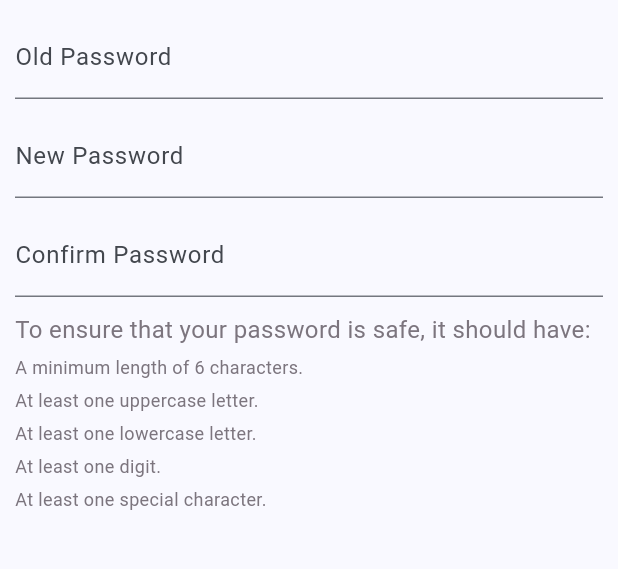
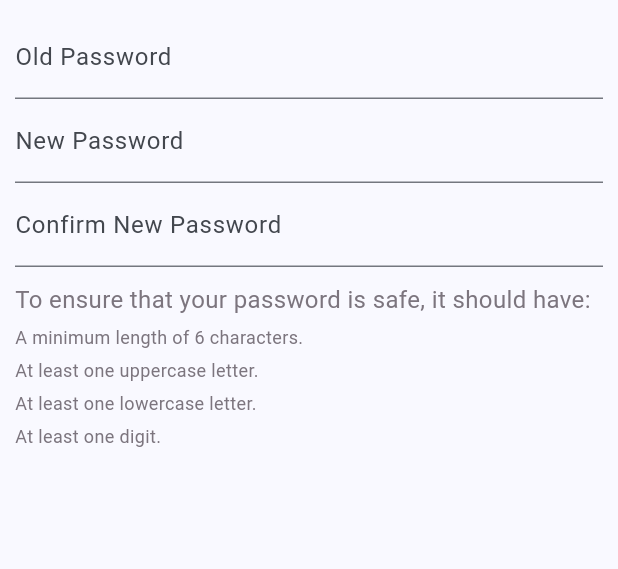
Before and after one commit to Marcusng01/MoodTrack_FYP, a Flutter app: the ProfileChangePasswordView screen opened directly, on a phone screen of 412 x 824 dp, the part 84-653 px from its top. Run offline on Flutter 3.47's test engine with Material 3 defaults, Android fonts, the phone set to English and light mode, and no system bars; our stand-ins replace calendar_date_picker2, carousel_slider, cloud_firestore, firebase_auth, firebase_core, fluttertoast and 3 more; accounts and stored records are empty; statements that could not run were skipped.

Commit message:
Change Password Functionality
input validation for old, new and confirm new password

authenticate using old password, then change old password to new password, then sign out and ask used to sign in again

```diff
--- a/lib/commons/profile_confirm_edit_dialog.dart
+++ b/lib/commons/profile_confirm_edit_dialog.dart
@@ -16,8 +16,9 @@ class ProfileConfirmEditDialog extends StatelessWidget {
   Widget build(BuildContext context) {
     return AlertDialog(title: Text(title), content: Text(subtitle), actions: [
       TextButton(
-          onPressed: () =>
-              {Navigator.of(context).pop(), updateData, Navigator.pop(context)},
+          onPressed: () {
+            updateData();
+          },
           child: const Text(
             "Yes",
             style: AppTextStyles.mediumBlueText,
--- a/lib/ui/counsellor/profile/counsellor_profile.dart
+++ b/lib/ui/counsellor/profile/counsellor_profile.dart
@@ -1,7 +1,7 @@
-import 'package:ai_mood_tracking_application/commons/ProfilePictureClipper.dart';
 import 'package:ai_mood_tracking_application/commons/profile_button.dart';
 import 'package:ai_mood_tracking_application/commons/profile_button_row.dart';
 import 'package:ai_mood_tracking_application/commons/profile_data_row.dart';
+import 'package:ai_mood_tracking_application/commons/profile_picture_clipper.dart';
 import 'package:ai_mood_tracking_application/services/auth_service.dart';
 import 'package:ai_mood_tracking_application/ui/counsellor/profile/profile_change_password_view.dart';
 import 'package:ai_mood_tracking_application/ui/counsellor/profile/profile_change_username_view.dart';
--- a/lib/ui/counsellor/profile/profile_change_password_view.dart
+++ b/lib/ui/counsellor/profile/profile_change_password_view.dart
@@ -1,7 +1,5 @@
 import 'package:ai_mood_tracking_application/commons/profile_confirm_edit_dialog.dart';
-import 'package:ai_mood_tracking_application/commons/text_field.dart';
 import 'package:ai_mood_tracking_application/services/auth_service.dart';
-import 'package:ai_mood_tracking_application/services/firestore_service.dart';
 import 'package:ai_mood_tracking_application/styles/text_styles.dart';
 import 'package:firebase_auth/firebase_auth.dart';
 import 'package:flutter/material.dart';
@@ -19,7 +17,8 @@ class ProfileChangePasswordView extends StatefulWidget {
 }
 
 class _MyCounsellorProfileState extends State<ProfileChangePasswordView> {
-  final FirestoreService _firestoreService = FirestoreService();
+  final AuthService _authService = AuthService();
+  final GlobalKey<FormState> formKey = GlobalKey<FormState>();
   final TextEditingController oldPasswordTextEditingController =
       TextEditingController();
   final TextEditingController newPasswordTextEditingController =
@@ -43,11 +42,10 @@ class _MyCounsellorProfileState extends State<ProfileChangePasswordView> {
             child: Column(
               crossAxisAlignment: CrossAxisAlignment.start,
               children: [
-                entryField("Old Password", oldPasswordTextEditingController),
-                const SizedBox(height: 10),
-                entryField("New Password", newPasswordTextEditingController),
-                const SizedBox(height: 10),
-                entryField("Confirm Password",
+                changePasswordForm(
+                    formKey,
+                    oldPasswordTextEditingController,
+                    newPasswordTextEditingController,
                     confirmNewPasswordTextEditingController),
                 const SizedBox(height: 10),
                 const Text(
@@ -75,12 +73,78 @@ class _MyCounsellorProfileState extends State<ProfileChangePasswordView> {
                   style: AppTextStyles.smallGreyText,
                 ),
                 const SizedBox(height: 5),
-                const Text(
-                  "At least one special character.",
-                  style: AppTextStyles.smallGreyText,
-                )
               ],
             )));
+  }
+
+  Widget changePasswordForm(
+      GlobalKey<FormState> formKey,
+      TextEditingController oldPasswordController,
+      TextEditingController newPasswordController,
+      TextEditingController confirmNewPasswordController) {
+    return Form(
+        key: formKey,
+        child: Column(children: <Widget>[
+          oldPasswordField(oldPasswordController),
+          newPasswordField(newPasswordController),
+          confirmNewPasswordField(
+              newPasswordController, confirmNewPasswordController),
+        ]));
+  }
+
+  Widget oldPasswordField(TextEditingController oldPasswordController) {
+    return TextFormField(
+      controller: oldPasswordController,
+      obscureText: true,
+      decoration: const InputDecoration(
+        labelText: 'Old Password',
+        errorStyle: TextStyle(color: Colors.red),
+      ),
+      validator: (value) {
+        if (value == null || value.isEmpty) {
+          return 'Please enter your old password';
+        }
+        return null;
+      },
+    );
+  }
+
+  Widget newPasswordField(TextEditingController newPasswordController) {
+    return TextFormField(
+      controller: newPasswordController,
+      obscureText: true,
+      decoration: const InputDecoration(
+        labelText: 'New Password',
+        errorStyle: TextStyle(color: Colors.red),
+      ),
+      validator: (value) {
+        if (value == null || value.isEmpty) {
+          return 'Please enter your new password';
+        }
+        return null;
+      },
+    );
+  }
+
+  Widget confirmNewPasswordField(TextEditingController newPasswordController,
+      TextEditingController confirmNewPasswordController) {
+    return TextFormField(
+      controller: confirmNewPasswordController,
+      obscureText: true,
+      decoration: const InputDecoration(
+        labelText: 'Confirm New Password',
+        errorStyle: TextStyle(color: Colors.red),
+      ),
+      validator: (value) {
+        if (value == null || value.isEmpty) {
+          return 'Please confirm your new password';
+        }
+        if (value != newPasswordController.text) {
+          return 'Passwords do not match';
+        }
+        return null;
+      },
+    );
   }
 
   Widget doneButton() {
@@ -90,15 +154,93 @@ class _MyCounsellorProfileState extends State<ProfileChangePasswordView> {
           style: AppTextStyles.mediumBlueText,
         ),
         onPressed: () {
+          if (formKey.currentState!.validate()) {
             showDialog(
                 context: context,
                 builder: (context) => ProfileConfirmEditDialog(
                     title: "Edit Password?",
                     subtitle: "Are you sure you want to edit your password?.",
                     updateData: () {
-                    // _firestoreService
-                    //     .updatePassword(textEditingController.text);
+                      Navigator.pop(context);
+                      changePassword(oldPasswordTextEditingController.text,
+                          newPasswordTextEditingController.text);
                     }));
+          }
         });
   }
+
+  Future<void> changePassword(
+      String currentPassword, String newPassword) async {
+    // Show a loading dialog before starting the operation
+    showDialog(
+      context: context,
+      barrierDismissible: false,
+      builder: (BuildContext context) {
+        return const AlertDialog(
+          content: Row(
+            mainAxisSize: MainAxisSize.min,
+            children: [
+              CircularProgressIndicator(),
+              Padding(
+                padding: EdgeInsets.only(left: 10),
+                child: Text("Processing..."),
+              ),
+            ],
+          ),
+        );
+      },
+    );
+
+    final user = _authService.currentUser!;
+    final cred = EmailAuthProvider.credential(
+        email: user.email!, password: currentPassword);
+
+    try {
+      await user.reauthenticateWithCredential(cred);
+      await user.updatePassword(newPassword);
+      // Dismiss the loading dialog after the operation is complete
+      if (mounted) {
+        Navigator.of(context).pop();
+        showDialog(
+          context: context,
+          builder: (context) => AlertDialog(
+            title: const Text('Completed'),
+            content: const Text(
+                "Password Changed Successfully. Please Sign In Again."),
+            actions: <Widget>[
+              TextButton(
+                child: const Text('OK'),
+                onPressed: () {
+                  Navigator.pop(context);
+                  AuthService().signOut();
+                  Navigator.of(context).pop();
+                  Navigator.of(context).pop();
+                },
+              ),
+            ],
+          ),
+        );
       }
+    } catch (error) {
+      // Dismiss the loading dialog in case of an error
+      if (mounted) {
+        Navigator.of(context).pop();
+        showDialog(
+          context: context,
+          builder: (context) => AlertDialog(
+            title: const Text('Error'),
+            content: Text(error.toString()),
+            actions: <Widget>[
+              TextButton(
+                child: const Text('OK'),
+                onPressed: () {
+                  Navigator.pop(context);
+                },
+              ),
+            ],
+          ),
+        );
+      }
+    }
+  }
+}
--- a/lib/ui/counsellor/profile/profile_change_username_view.dart
+++ b/lib/ui/counsellor/profile/profile_change_username_view.dart
@@ -60,8 +60,10 @@ class _MyCounsellorProfileState extends State<ProfileChangeUsernameView> {
                   title: "Edit Username?",
                   subtitle: "Are you sure you want to edit your username?.",
                   updateData: () {
+                    Navigator.of(context).pop();
                     _firestoreService
                         .updateUsername(textEditingController.text);
+                    Navigator.pop(context);
                   }));
         });
   }
```
Also changed, not shown: lib/commons/profile_picture_clipper.dart (renamed from lib/commons/ProfilePictureClipper.dart). Lines whose indentation alone changed are shown as unchanged.
